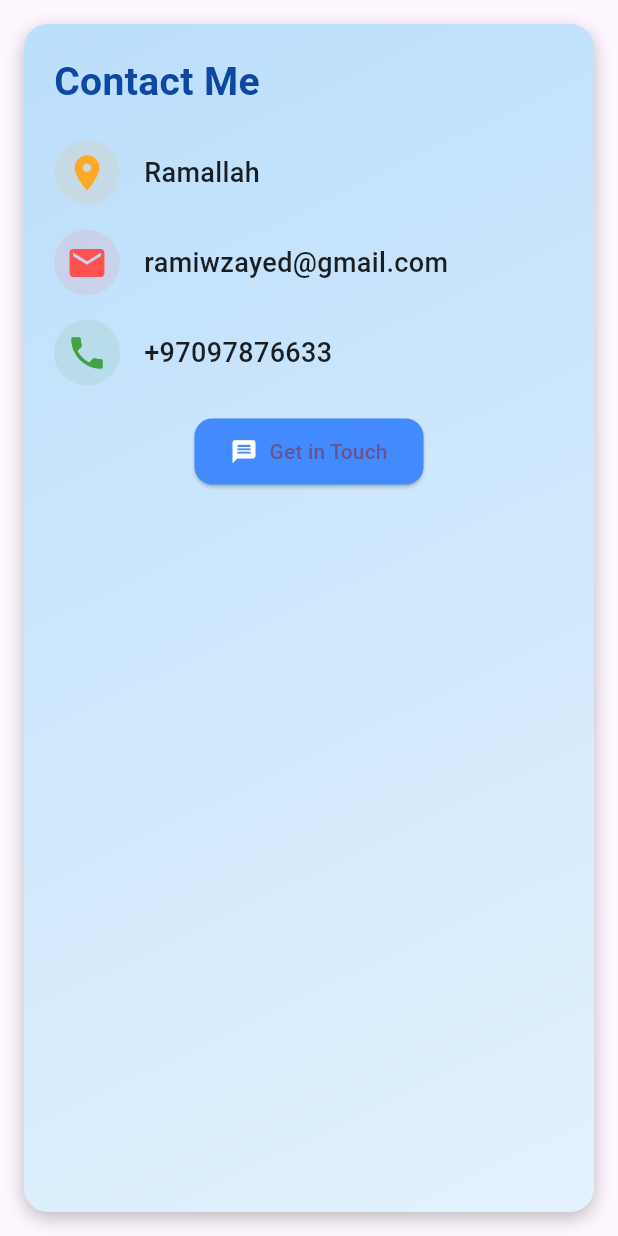
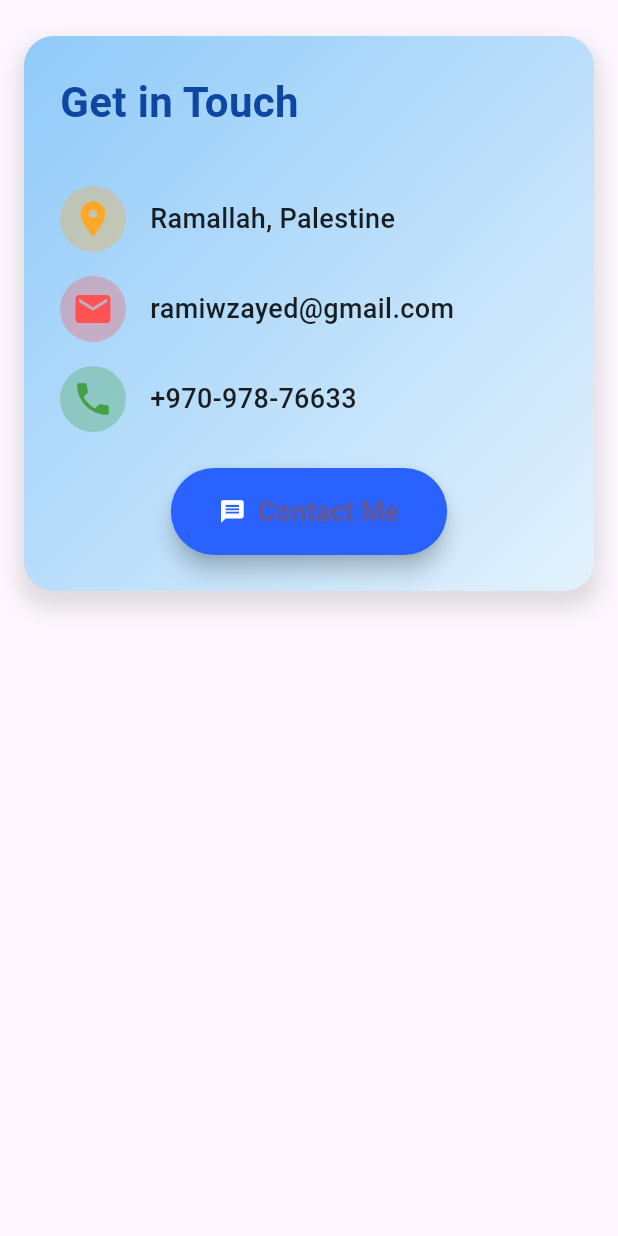
Before and after one commit to ramiwzayed/portfolio, a Flutter app: the ContactSection widget shown alone on an empty page, opened directly, on a phone screen of 412 x 824 dp. Run offline on Flutter 3.47's test engine with Material 3 defaults, Android fonts, the phone set to English and light mode, and no system bars.

Commit message:
Refactor UI styles and update content across sections
Standardized color transparency using `withAlpha`, improved spacing, padding, and text styles for better readability and design consistency. Removed redundant code, added missing assets, and refined section content for clarity and alignment with the overall theme.

```diff
--- a/lib/sections/contact/ContactDetailsRow.dart
+++ b/lib/sections/contact/ContactDetailsRow.dart
@@ -21,7 +21,7 @@ class ContactDetailsRow extends StatelessWidget {
         Container(
           padding: const EdgeInsets.all(8),
           decoration: BoxDecoration(
-            color: iconColor.withOpacity(0.1),
+            color: iconColor.withAlpha(80),
             shape: BoxShape.circle,
           ),
           child: Icon(
--- a/lib/sections/contact/contact.dart
+++ b/lib/sections/contact/contact.dart
@@ -8,39 +8,43 @@ class ContactSection extends StatelessWidget {
     return Align(
       alignment: Alignment.topCenter,
       child: Container(
-        margin: const EdgeInsets.all(16),
-        padding: const EdgeInsets.all(20),
+        margin: const EdgeInsets.symmetric(horizontal: 16, vertical: 24),
+        padding: const EdgeInsets.all(24),
         decoration: BoxDecoration(
           gradient: LinearGradient(
-            // Background gradient
-            colors: [Colors.blue.shade100, Colors.blue.shade50],
+            colors: [Colors.blue.shade200, Colors.blue.shade50],
             begin: Alignment.topLeft,
             end: Alignment.bottomRight,
           ),
-          borderRadius: BorderRadius.circular(16),
-          boxShadow: const [
+          borderRadius: BorderRadius.circular(20),
+          boxShadow: [
             BoxShadow(
-              color: Colors.black26,
-              blurRadius: 10,
-              offset: Offset(0, 4),
+              color: Colors.grey.withAlpha(80),
+              blurRadius: 12,
+              spreadRadius: 4,
+              offset: Offset(0, 8), // Subtle shadow for elevation
             ),
           ],
         ),
         child: Column(
           crossAxisAlignment: CrossAxisAlignment.start,
+          mainAxisSize: MainAxisSize.min,
           children: [
+            // Section Title
             Text(
-              'Contact Me',
+              'Get in Touch',
               style: TextStyle(
-                fontSize: 26,
-                fontWeight: FontWeight.bold,
+                fontSize: 28,
+                fontWeight: FontWeight.w700,
                 color: Colors.blue.shade900,
               ),
             ),
-            const SizedBox(height: 20),
+            const SizedBox(height: 12),
+            const SizedBox(height: 24),
+
             ContactDetailsRow(
               icon: Icons.location_on,
-              label: 'Ramallah',
+              label: 'Ramallah, Palestine',
               iconColor: Colors.orange.shade400,
               textColor: Colors.black87,
             ),
@@ -54,26 +58,39 @@ class ContactSection extends StatelessWidget {
             const SizedBox(height: 16),
             ContactDetailsRow(
               icon: Icons.phone,
-              label: '+97097876633',
+              label: '+970-978-76633',
               iconColor: Colors.green.shade600,
               textColor: Colors.black87,
             ),
-            const SizedBox(height: 20),
+            const SizedBox(height: 24),
             Center(
               child: ElevatedButton.icon(
                 onPressed: () {
                   ScaffoldMessenger.of(context).showSnackBar(
-                    const SnackBar(content: Text('Contact action triggered!')),
+                    SnackBar(
+                      content: Text(
+                        'Thank you for getting in touch!',
+                        style: TextStyle(fontSize: 16),
+                      ),
+                      backgroundColor: Colors.blue.shade600,
+                      duration: Duration(seconds: 2),
+                    ),
                   );
                 },
-                icon: const Icon(Icons.message, color: Colors.white),
-                label: const Text('Get in Touch'),
+                icon: Icon(Icons.message, color: Colors.white),
+                label: Text(
+                  'Contact Me',
+                  style: TextStyle(fontSize: 18, fontWeight: FontWeight.w600),
+                ),
                 style: ElevatedButton.styleFrom(
-                  backgroundColor: Colors.blueAccent,
-                  padding:
-                      const EdgeInsets.symmetric(horizontal: 24, vertical: 12),
+                  backgroundColor: Colors.blueAccent.shade700,
+                  elevation: 6,
                   shape: RoundedRectangleBorder(
-                    borderRadius: BorderRadius.circular(12),
+                    borderRadius: BorderRadius.circular(30),
+                  ),
+                  padding: const EdgeInsets.symmetric(
+                    horizontal: 32,
+                    vertical: 16,
                   ),
                 ),
               ),
--- a/lib/sections/skills/skills.dart
+++ b/lib/sections/skills/skills.dart
@@ -45,7 +45,6 @@ class SkillsSection extends StatelessWidget {
   }
 
   List<Widget> _buildSkillChips() {
-    // List of skills
     const skills = [
       'HTML',
       'CSS/SCSS',
@@ -54,8 +53,6 @@ class SkillsSection extends StatelessWidget {
       'Python',
       'C++',
     ];
-
-    // Use SkillChip widget
     return skills.map((skill) => SkillChip(skill: skill)).toList();
   }
 }
--- a/pubspec.yaml
+++ b/pubspec.yaml
@@ -56,7 +56,9 @@ flutter:
   # included with your application, so that you can use the icons in
   # the material Icons class.
   uses-material-design: true
-
+  assets:
+    - assets/person.png
+    - assets/person_small.png
   # To add assets to your application, add an assets section, like this:
   # assets:
   #   - images/a_dot_burr.jpeg
```
Also changed, not shown: lib/sections/education/education.dart (+14 -8 lines), lib/sections/experience/ExperienceItems.dart (+4 -4 lines), lib/sections/home/home.dart (+35 -105 lines), lib/sections/work/work.dart (+26 -4 lines), assets/person.png (added), assets/person_small.png (added).
